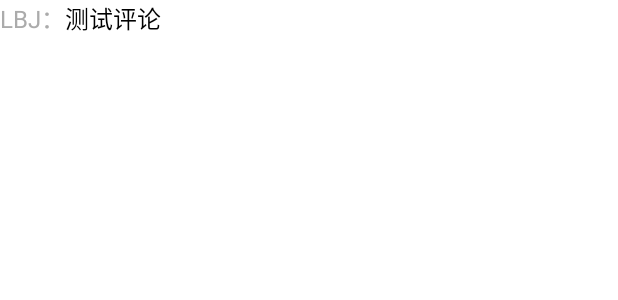
After one commit to kingsdu/WarmLight, an Android app: the layout comment_listview_item.xml on its own in the app's theme, with its tools: preview values and no code run, on a phone screen of 412 x 824 dp. The commit adds this screen. Shown: the top 300 px of the screen. Run offline under Robolectric (Android 15) with nearby library versions, the phone set to English and light mode, and no system bars.

Commit message:
1 评论功能完成，还有Bug。                                                                                -- LBJ_WD

```diff
--- a/app/src/main/res/layout/comment_item_view.xml
+++ b/app/src/main/res/layout/comment_item_view.xml
@@ -63,7 +63,7 @@
             android:layout_width="match_parent"
             android:layout_height="wrap_content"
             android:layout_below="@id/tv_comment_commenttime"
-            android:background="@color/gray_gray"
+            android:background="@color/white"
             android:orientation="vertical"
             android:padding="5dp"
             android:visibility="gone"></LinearLayout>
--- /dev/null
+++ b/app/src/main/res/layout/comment_listview_item.xml
@@ -0,0 +1,23 @@
+<?xml version="1.0" encoding="utf-8"?>
+<LinearLayout xmlns:android="http://schemas.android.com/apk/res/android"
+    android:orientation="horizontal" android:layout_width="match_parent"
+    android:layout_height="match_parent">
+
+    <TextView
+        android:id="@+id/tv_comment_username"
+        android:layout_width="wrap_content"
+        android:layout_height="wrap_content"
+        android:text="LBJ："
+        android:textSize="16sp"
+        android:textColor="@color/gray_gray"/>
+
+
+    <TextView
+        android:id="@+id/tv_comment_comcontent"
+        android:layout_width="wrap_content"
+        android:layout_height="wrap_content"
+        android:text="测试评论"
+        android:textSize="16sp"
+        android:textColor="@color/black"/>
+
+</LinearLayout>
```
Also changed, not shown: app/src/main/java/com/c317/warmlight/android/Activity/CommentActivity.java (+35 -4 lines), app/src/main/java/com/c317/warmlight/android/bean/SonComment.java (+6 -6 lines), app/src/main/java/com/c317/warmlight/android/views/CommentItemView.java (+74 -18 lines), app/src/main/res/layout/soncomitem.xml (added, +11 -0 lines).
